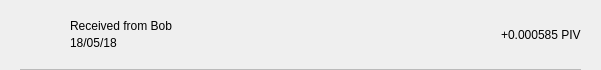
Old version of the form src/qt/vitae/forms/txrow.ui in the repository VitaeTeam/Vitae.
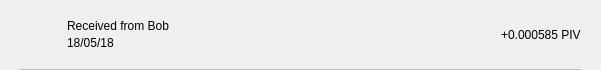
New version of the form.

Patch:
```diff
--- a/src/qt/vitae/forms/txrow.ui
+++ b/src/qt/vitae/forms/txrow.ui
@@ -99,7 +99,7 @@
             <number>3</number>
            </property>
            <property name="leftMargin">
-            <number>12</number>
+            <number>9</number>
            </property>
            <item>
             <widget class="QLabel" name="lblAddress">
```
Left out of the diff: 4 changed lines with no effect on the pictures.
